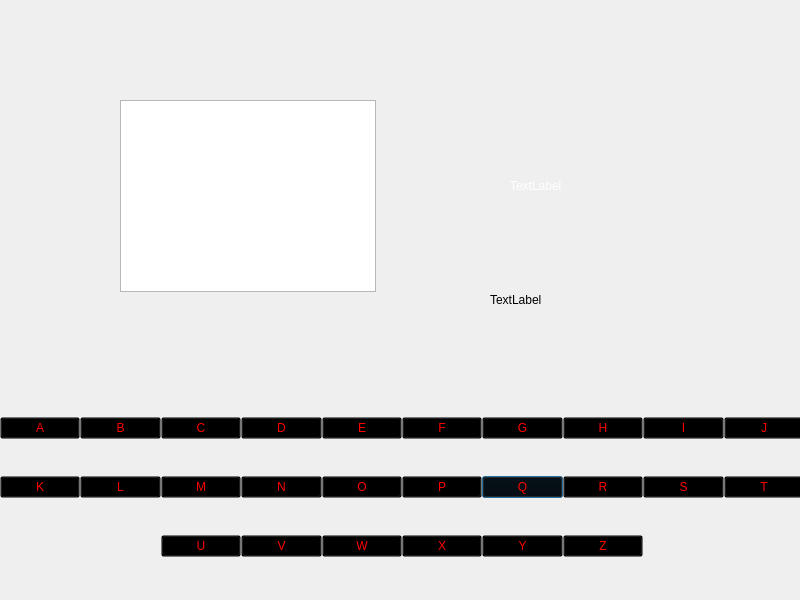
Above: JogoDaForca/gameview.ui from SilvioFJr/Jogo-da-Forca before the change. Below: the same form after it.
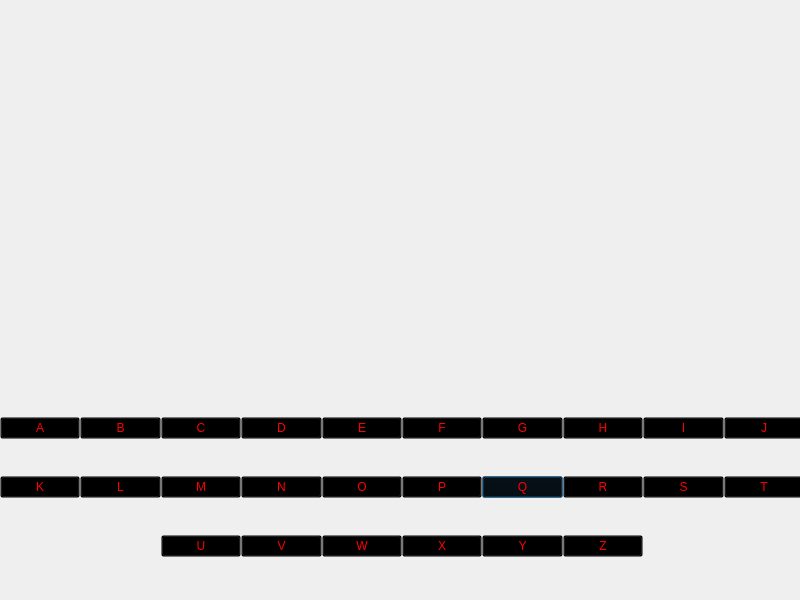
That is the form after the change. Icons and pictures are not drawn.

Commit message: WordSelect Class: implementation

```diff
--- a/JogoDaForca/gameview.ui
+++ b/JogoDaForca/gameview.ui
@@ -32,19 +32,6 @@
    <string notr="true">background-image: url(:/imagens/Top-Dark-Wallpaper.jpg);
 </string>
   </property>
-  <widget class="QLabel" name="label_16">
-   <property name="geometry">
-    <rect>
-     <x>490</x>
-     <y>270</y>
-     <width>60</width>
-     <height>60</height>
-    </rect>
-   </property>
-   <property name="text">
-    <string>TextLabel</string>
-   </property>
-  </widget>
   <widget class="QWidget" name="gridLayoutWidget">
    <property name="geometry">
     <rect>
@@ -378,20 +365,10 @@
     </item>
    </layout>
   </widget>
-  <widget class="QListView" name="listView">
+  <widget class="QLabel" name="lbl_word">
    <property name="geometry">
     <rect>
-     <x>120</x>
-     <y>100</y>
-     <width>256</width>
-     <height>192</height>
-    </rect>
-   </property>
-  </widget>
-  <widget class="QLabel" name="label">
-   <property name="geometry">
-    <rect>
-     <x>510</x>
+     <x>500</x>
      <y>150</y>
      <width>141</width>
      <height>71</height>
@@ -401,7 +378,24 @@
     <string notr="true">color: rgb(255, 255, 255);</string>
    </property>
    <property name="text">
-    <string>TextLabel</string>
+    <string/>
+   </property>
+  </widget>
+  <widget class="QLabel" name="lbl_tip">
+   <property name="geometry">
+    <rect>
+     <x>10</x>
+     <y>10</y>
+     <width>731</width>
+     <height>111</height>
+    </rect>
+   </property>
+   <property name="styleSheet">
+    <string notr="true">color: rgb(255, 255, 255); 
+font: 20pt &quot;Cute Jellyfish&quot;;</string>
+   </property>
+   <property name="text">
+    <string/>
    </property>
   </widget>
  </widget>
```
Left out of the diff: 7 changed lines with no effect on the pictures. The commit also changes 4 other files.
